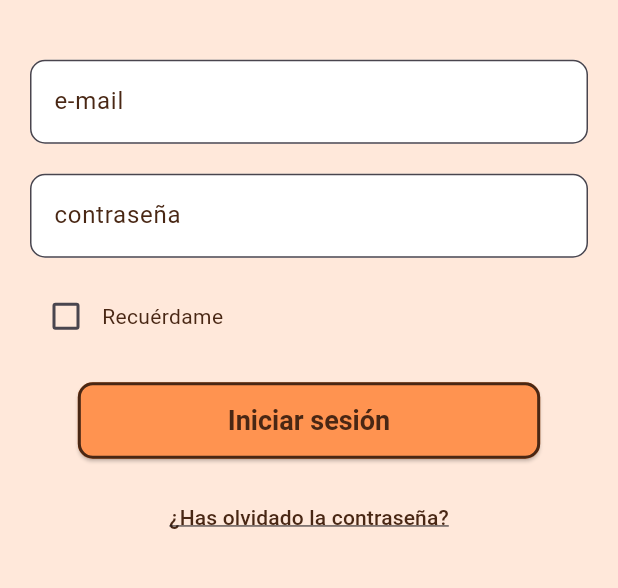
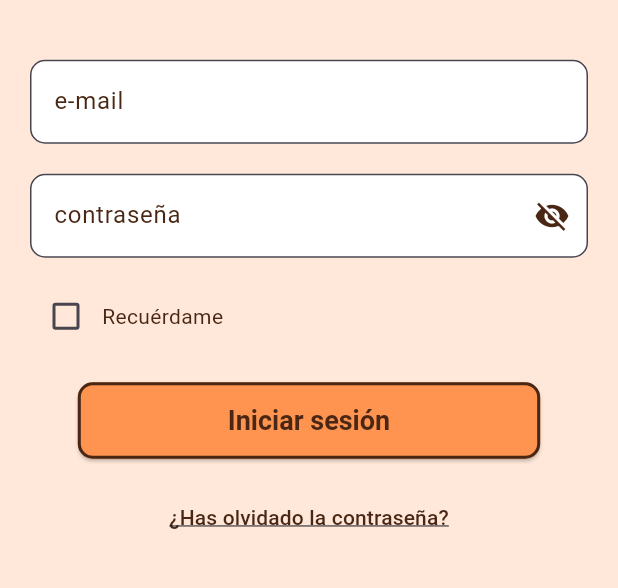
Before and after one commit to oskar4231/MyGasolineraFlutter, a Flutter app: the screen it shows after launch, after a tap on "Iniciar Sesión", on a phone screen of 412 x 824 dp, the part 583-1171 px from its top. Run offline on Flutter 3.47's test engine with Material 3 defaults, Android fonts, the phone set to English and light mode, and no system bars; our stand-ins replace geolocator, google_maps_flutter, image_picker, permission_handler.

Commit message:
Login funcional

```diff
--- a/lib/Inicio/login/login.dart
+++ b/lib/Inicio/login/login.dart
@@ -1,4 +1,6 @@
 import 'package:flutter/material.dart';
+import 'package:http/http.dart' as http;
+import 'dart:convert';
 import 'package:my_gasolinera/Inicio/inicio.dart';
 import 'package:my_gasolinera/Inicio/login/recuperar.dart';
 import 'package:my_gasolinera/principal/layouthome.dart';
@@ -11,22 +13,113 @@ class LoginScreen extends StatefulWidget {
 }
 
 class _LoginScreenState extends State<LoginScreen> {
+  final _formKey = GlobalKey<FormState>();
+  final _emailController = TextEditingController();
+  final _passwordController = TextEditingController();
   bool _rememberMe = false;
+  bool _isLoading = false;
+  bool _obscurePassword = true;
+
+  @override
+  void dispose() {
+    _emailController.dispose();
+    _passwordController.dispose();
+    super.dispose();
+  }
+
+  Future<void> _login() async {
+    if (_formKey.currentState!.validate()) {
+      setState(() {
+        _isLoading = true;
+      });
+
+      try {
+        // Use http://10.0.2.2:3000/login for Android Emulator
+        // Use http://localhost:3000/login for iOS Simulator or Web
+        final url = Uri.parse('http://localhost:3000/login');
+
+        print('Intentando login en: $url');
+        print('Email: ${_emailController.text.trim()}');
+
+        final response = await http.post(
+          url,
+          headers: {'Content-Type': 'application/json'},
+          body: json.encode({
+            'email': _emailController.text.trim(),
+            'password': _passwordController.text,
+          }),
+        );
+
+        print('Respuesta status: ${response.statusCode}');
+        print('Respuesta body: ${response.body}');
+
+        final responseData = json.decode(response.body);
+
+        if (response.statusCode == 200) {
+          // Login exitoso
+          if (mounted) {
+            ScaffoldMessenger.of(context).showSnackBar(
+              const SnackBar(
+                content: Text('Login exitoso'),
+                backgroundColor: Colors.green,
+              ),
+            );
+
+            // Navegar al mapa
+            Navigator.pushReplacement(
+              context,
+              MaterialPageRoute(
+                builder: (context) => const Layouthome(),
+              ),
+            );
+          }
+        } else {
+          // Login fallido (400, 401, 500)
+          if (mounted) {
+            String errorMessage = responseData['message'] ?? 'Error al iniciar sesión';
+            ScaffoldMessenger.of(context).showSnackBar(
+              SnackBar(
+                content: Text(errorMessage),
+                backgroundColor: Colors.red,
+              ),
+            );
+          }
+        }
+      } catch (error) {
+        print('Error de conexión: $error');
+        if (mounted) {
+          ScaffoldMessenger.of(context).showSnackBar(
+            SnackBar(
+              content: Text('Error de conexión. Asegúrate de que el servidor esté corriendo. ($error)'),
+              backgroundColor: Colors.red,
+              duration: const Duration(seconds: 4),
+            ),
+          );
+        }
+      } finally {
+        if (mounted) {
+          setState(() {
+            _isLoading = false;
+          });
+        }
+      }
+    }
+  }
 
   @override
   Widget build(BuildContext context) {
     return Scaffold(
-      backgroundColor: Color(0xFFFFE8DA),
+      backgroundColor: const Color(0xFFFFE8DA),
       appBar: AppBar(
         title: const Text('Volver'),
         backgroundColor: Colors.transparent,
         elevation: 0,
         leading: IconButton(
-          icon: Icon(
+          icon: const Icon(
             Icons.arrow_back,
             color: Color(0xFF492714),
           ),
-          onPressed: (){
+          onPressed: () {
             Navigator.push(
               context,
               MaterialPageRoute(
@@ -39,8 +132,11 @@ class _LoginScreenState extends State<LoginScreen> {
       body: Stack(
         children: [
           Center(
+            child: SingleChildScrollView(
               child: Padding(
                 padding: const EdgeInsets.all(20.0),
+                child: Form(
+                  key: _formKey,
                   child: Column(
                     mainAxisAlignment: MainAxisAlignment.center,
                     children: [
@@ -66,20 +162,30 @@ class _LoginScreenState extends State<LoginScreen> {
                       SizedBox(
                         width: 1000,
                         child: TextFormField(
+                          controller: _emailController,
                           decoration: InputDecoration(
                             labelText: 'e-mail',
-                        labelStyle: TextStyle(color: Color(0xFF492714)),
+                            labelStyle: const TextStyle(color: Color(0xFF492714)),
                             filled: true,
                             fillColor: Colors.white,
                             border: OutlineInputBorder(
                               borderRadius: BorderRadius.circular(10),
-                          borderSide: BorderSide(color: Color(0xFF492714)),
+                              borderSide: const BorderSide(color: Color(0xFF492714)),
                             ),
                             focusedBorder: OutlineInputBorder(
                               borderRadius: BorderRadius.circular(10),
-                          borderSide: BorderSide(color: Color(0xFF492714), width: 2),
+                              borderSide: const BorderSide(color: Color(0xFF492714), width: 2),
                             ),
                           ),
+                          validator: (value) {
+                            if (value == null || value.isEmpty) {
+                              return 'Por favor ingresa tu email';
+                            }
+                            if (!value.contains('@')) {
+                              return 'Ingresa un email válido';
+                            }
+                            return null;
+                          },
                         ),
                       ),
                       const SizedBox(height: 20),
@@ -88,21 +194,41 @@ class _LoginScreenState extends State<LoginScreen> {
                       SizedBox(
                         width: 1000,
                         child: TextFormField(
-                      obscureText: true,
+                          controller: _passwordController,
+                          obscureText: _obscurePassword,
                           decoration: InputDecoration(
                             labelText: 'contraseña',
-                        labelStyle: TextStyle(color: Color(0xFF492714)),
+                            labelStyle: const TextStyle(color: Color(0xFF492714)),
                             filled: true,
                             fillColor: Colors.white,
                             border: OutlineInputBorder(
                               borderRadius: BorderRadius.circular(10),
-                          borderSide: BorderSide(color: Color(0xFF492714)),
+                              borderSide: const BorderSide(color: Color(0xFF492714)),
                             ),
                             focusedBorder: OutlineInputBorder(
                               borderRadius: BorderRadius.circular(10),
-                          borderSide: BorderSide(color: Color(0xFF492714), width: 2),
+                              borderSide: const BorderSide(color: Color(0xFF492714), width: 2),
+                            ),
+                            suffixIcon: IconButton(
+                              icon: Icon(
+                                _obscurePassword
+                                    ? Icons.visibility_off
+                                    : Icons.visibility,
+                                color: const Color(0xFF492714),
+                              ),
+                              onPressed: () {
+                                setState(() {
+                                  _obscurePassword = !_obscurePassword;
+                                });
+                              },
                             ),
                           ),
+                          validator: (value) {
+                            if (value == null || value.isEmpty) {
+                              return 'Por favor ingresa tu contraseña';
+                            }
+                            return null;
+                          },
                         ),
                       ),
                       const SizedBox(height: 15),
@@ -120,10 +246,10 @@ class _LoginScreenState extends State<LoginScreen> {
                                   _rememberMe = value ?? false;
                                 });
                               },
-                          activeColor: Color(0xFFFF9350),
-                          checkColor: Color(0xFF492714),
+                              activeColor: const Color(0xFFFF9350),
+                              checkColor: const Color(0xFF492714),
                             ),
-                        Text(
+                            const Text(
                               'Recuérdame',
                               style: TextStyle(
                                 color: Color(0xFF492714),
@@ -136,24 +262,16 @@ class _LoginScreenState extends State<LoginScreen> {
 
                       // Botón Iniciar sesión
                       ElevatedButton(
-                    onPressed: () {
-                      // Acción para iniciar sesión
-                      Navigator.push(
-                            context,
-                            MaterialPageRoute(
-                              builder: (context) => const Layouthome(),
-                            ),
-                      );
-                    },
+                        onPressed: _isLoading ? null : _login,
                         style: ElevatedButton.styleFrom(
-                      backgroundColor: Color(0xFFFF9350),
-                      foregroundColor: Color(0xFF492714),
-                      padding: EdgeInsets.symmetric(horizontal: 100, vertical: 15),
-                      side: BorderSide(
+                          backgroundColor: const Color(0xFFFF9350),
+                          foregroundColor: const Color(0xFF492714),
+                          padding: const EdgeInsets.symmetric(horizontal: 100, vertical: 15),
+                          side: const BorderSide(
                               color: Color(0xFF492714),
                               width: 2.0
                           ),
-                      textStyle: TextStyle(
+                          textStyle: const TextStyle(
                             fontSize: 18,
                             fontWeight: FontWeight.bold,
                           ),
@@ -161,21 +279,29 @@ class _LoginScreenState extends State<LoginScreen> {
                             borderRadius: BorderRadius.circular(10),
                           ),
                         ),
-                    child: const Text('Iniciar sesión'),
+                        child: _isLoading
+                            ? const SizedBox(
+                          height: 20,
+                          width: 20,
+                          child: CircularProgressIndicator(
+                            strokeWidth: 2,
+                            valueColor: AlwaysStoppedAnimation<Color>(Color(0xFF492714)),
+                          ),
+                        )
+                            : const Text('Iniciar sesión'),
                       ),
                       const SizedBox(height: 15),
 
                       // Enlace "¿Has olvidado la contraseña?"
                       TextButton(
                         onPressed: () {
-                      // Acción para recuperar contraseña
                           Navigator.of(context).push(
                             MaterialPageRoute(
                               builder: (context) => const RecuperarPassword(),
                             ),
                           );
                         },
-                    child: Text(
+                        child: const Text(
                           '¿Has olvidado la contraseña?',
                           style: TextStyle(
                             color: Color(0xFF492714),
@@ -187,6 +313,8 @@ class _LoginScreenState extends State<LoginScreen> {
                   ),
                 ),
               ),
+            ),
+          ),
         ],
       ),
     );
```
Lines whose indentation alone changed are shown as unchanged.
